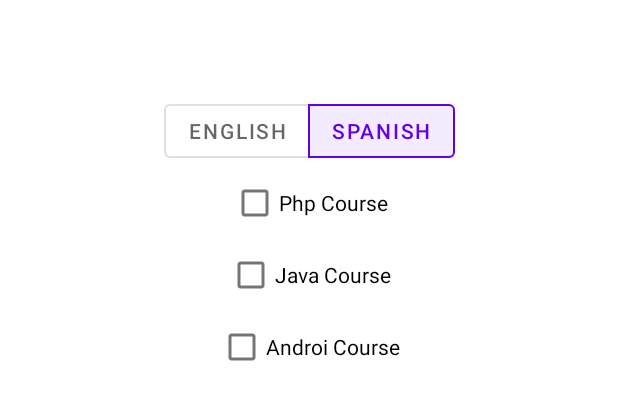
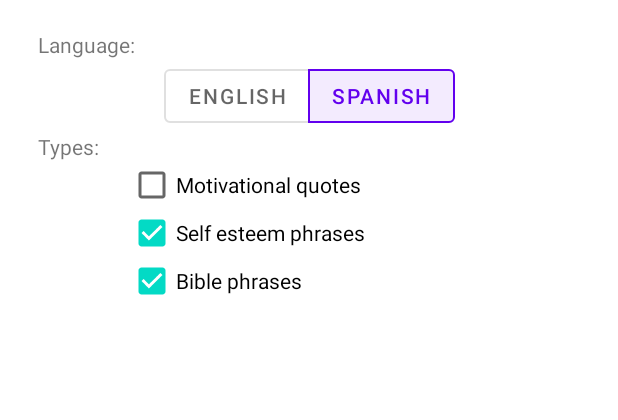
Before and after one commit to alvaro-mq/widget_motivational_phrases, an Android app: the screen it shows after launch (MainActivity), in the options menu, after a tap on "Settings", on a phone screen of 412 x 824 dp, the part 396-816 px from its top. Run offline under Robolectric (Android 15) with nearby library versions, the phone set to English and light mode, and no system bars; our stand-ins replace navigation-ui.

Commit message:
feat: add types to database and checkbox

```diff
--- a/app/src/main/java/com/alvaromq/widgetmotivationalphrases/MainActivity.java
+++ b/app/src/main/java/com/alvaromq/widgetmotivationalphrases/MainActivity.java
@@ -1,53 +1,54 @@
 package com.alvaromq.widgetmotivationalphrases;
 
 import android.annotation.SuppressLint;
-import android.content.ActivityNotFoundException;
 import android.content.Intent;
 import android.graphics.Bitmap;
-import android.graphics.Canvas;
-import android.graphics.Color;
-import android.graphics.drawable.Drawable;
 import android.net.Uri;
 import android.os.Bundle;
 
 import com.alvaromq.widgetmotivationalphrases.database.DbHelper;
-import com.alvaromq.widgetmotivationalphrases.Configuration;
+import com.alvaromq.widgetmotivationalphrases.database.Type;
 import com.google.android.material.button.MaterialButton;
 import com.google.android.material.button.MaterialButtonToggleGroup;
-import com.google.android.material.snackbar.Snackbar;
 import androidx.appcompat.app.AppCompatActivity;
 
 import android.os.Environment;
 import android.provider.MediaStore;
-import android.text.format.DateFormat;
+import android.text.TextUtils;
 import android.util.Log;
 import android.view.View;
 
-import androidx.core.content.FileProvider;
+import androidx.constraintlayout.widget.ConstraintLayout;
+import androidx.constraintlayout.widget.ConstraintSet;
 import androidx.navigation.ui.AppBarConfiguration;
 
 import com.alvaromq.widgetmotivationalphrases.databinding.ActivityMainBinding;
 
 import android.view.Menu;
 import android.view.MenuItem;
-import android.widget.Button;
+import android.widget.CheckBox;
 import android.widget.LinearLayout;
+import android.widget.LinearLayout.LayoutParams;
 import android.widget.TextView;
-import android.widget.Toast;
 
 import java.io.File;
-import java.io.FileDescriptor;
-import java.io.FileNotFoundException;
 import java.io.FileOutputStream;
-import java.io.IOException;
+import java.util.ArrayList;
+import java.util.Arrays;
 import java.util.Calendar;
-import java.util.Date;
+import java.util.HashSet;
+import java.util.Locale;
+import java.util.Set;
 
 public class MainActivity extends AppCompatActivity {
 
     private AppBarConfiguration appBarConfiguration;
     private ActivityMainBinding binding;
     private MaterialButtonToggleGroup buttonToggleGroup;
+    private TextView tvDescription;
+    private TextView tvAuthor;
+    private TextView tvNick;
+    private TextView tvAvatarNick;
 
     @SuppressLint("WrongThread")
     @Override
@@ -59,58 +60,38 @@ public class MainActivity extends AppCompatActivity {
 
         setSupportActionBar(binding.toolbar);
 
-
         DbHelper dbHelper = new DbHelper(MainActivity.this);
         Configuration configuration = dbHelper.getConfigurations();
         String language = configuration.getLanguage();
+        String[] typesKeys = configuration.getType().split(",");
 
         buttonToggleGroup = (MaterialButtonToggleGroup) findViewById(R.id.toggleButtonGroup);
         setCheckedButtonGroup(language);
 
+        LinearLayout layout = findViewById(R.id.groupCheckbox);
+        ArrayList<Type> types = dbHelper.getTypes();
+        for (Type type: types) {
+            Log.v("tag", type.getDescriptionEn());
+            CheckBox checkBox = makeCheckbox(type, typesKeys);
+            layout.addView(checkBox);
+        }
 
         Intent intent = getIntent();
-        String phrase = intent.getStringExtra("phrase");
-        String author = intent.getStringExtra("author");
-        String nick = intent.getStringExtra("nick");
-        String avatarNick = intent.getStringExtra("nickAvatar");
-        if (phrase != null) {
-            Log.v("tag", phrase);
-            TextView tvDescription = (TextView) findViewById(R.id.tvPhraseActivity);
-            tvDescription.setText(phrase);
-
-            TextView tvAuthor = (TextView) findViewById(R.id.tvAuthorActivity);
-            tvAuthor.setText(author);
-
-            TextView tvNick = (TextView) findViewById(R.id.tvNickActivity);
-            tvNick.setText(nick);
-
-            TextView tvAvatarNick = (TextView) findViewById(R.id.tvNickAvatarActivity);
-            tvAvatarNick.setText(avatarNick);
-
-            View view = getWindow().getDecorView().findViewById(R.id.llPhrase);
-
-            view.post(new Runnable() {
-                @Override
-                public void run() {
-                    takeScreenshot(view);
-                }
-            });
+        String action = intent.getAction();
+        Phrase phrase = makePhrase(intent);
+        Log.v("tag", action);
+        if (intent.getStringExtra("phrase") != null) {
+            setDefaultConfiguration(phrase);
+            if (WidgetProvider.ACTION_SHARE_MAIN_ACTIVITY.equals(action)) {
+                View view = getWindow().getDecorView().findViewById(R.id.llPhrase);
+                view.post(() -> takeScreenshot(view));
+            }
         }
 
         // ToogleButton for language
-        buttonToggleGroup.addOnButtonCheckedListener(new MaterialButtonToggleGroup.OnButtonCheckedListener() {
-            @Override
-            public void onButtonChecked(MaterialButtonToggleGroup group, int checkedId, boolean isChecked) {
-                if (isChecked) {
-                    if (checkedId == R.id.btnEnglish) {
-                        Log.v("tag", "EN");
-                        saveConfigurationLanguage("EN");
-                    }
-                    if (checkedId == R.id.btnSpanish) {
-                        Log.v("tag", "SP");
-                        saveConfigurationLanguage("SP");
-                    }
-                }
+        buttonToggleGroup.addOnButtonCheckedListener((group, checkedId, isChecked) -> {
+            if (isChecked) {
+                validateConfigurationLanguage(checkedId);
             }
         });
     }
@@ -159,6 +140,81 @@ public class MainActivity extends AppCompatActivity {
         db.updateConfiguration("LANGUAGE", language);
     }
 
+    private void saveConfigurationType(String type, boolean isChecked) {
+        DbHelper db = new DbHelper(MainActivity.this);
+        String types = db.getConfigurations().getType();
+        Log.v("tag", types);
+        String[] keys = types.split(",");
+        Set setKeys = new HashSet(Arrays.asList(keys));
+        if (isChecked == true) {
+            setKeys.add(type);
+        } else {
+            setKeys.remove(type);
+        }
+        String typeSave = TextUtils.join(",", setKeys.toArray());
+        Log.v("tag", typeSave);
+        db.updateConfiguration("TYPE", typeSave);
+    }
+
+    private void setDefaultConfiguration(Phrase phrase) {
+        tvDescription = (TextView) findViewById(R.id.tvPhraseActivity);
+        tvDescription.setText(phrase.getDescription());
+
+        tvAuthor = (TextView) findViewById(R.id.tvAuthorActivity);
+        tvAuthor.setText(phrase.getAuthor());
+
+        tvNick = (TextView) findViewById(R.id.tvNickActivity);
+        tvNick.setText(Utils.generateNick(phrase.getAuthor()));
+
+        tvAvatarNick = (TextView) findViewById(R.id.tvNickAvatarActivity);
+        tvAvatarNick.setText(Utils.generateNickAvatar(phrase.getAuthor()));
+    }
+
+    private void validateConfigurationLanguage(int checkedId) {
+        if (checkedId == R.id.btnEnglish) {
+            Log.v("tag", "EN");
+            saveConfigurationLanguage("EN");
+        }
+        if (checkedId == R.id.btnSpanish) {
+            Log.v("tag", "SP");
+            saveConfigurationLanguage("SP");
+        }
+    }
+
+    private Phrase makePhrase(Intent intent) {
+        Phrase phrase = new Phrase();
+        phrase.setDescription(intent.getStringExtra("phrase"));
+        phrase.setAuthor(intent.getStringExtra("author"));
+        return phrase;
+    }
+
+    private CheckBox makeCheckbox(Type type, String[] typesKeys) {
+        CheckBox checkBox = new CheckBox(this);
+        Locale current = getResources().getConfiguration().locale;
+        String language = current.getLanguage();
+        Log.v("tag1", current.getLanguage());
+        Log.v("tag1", type.getDescriptionSp());
+        Log.v("tagy", String.valueOf(language.equals("es")));
+        String description = language.equals("es") ? type.getDescriptionSp() : type.getDescriptionEn();
+        Log.v("tagx", description);
+        checkBox.setText(description);
+        checkBox.setPadding(0,0,0,0);
+        boolean isChecked = Arrays.asList(typesKeys).indexOf(String.valueOf(type.getId())) >= 0;
+        checkBox.setChecked(isChecked);
+        /*if (Arrays.asList(typesKeys).indexOf(String.valueOf(type.getId())) >= 0) {
+            checkBox.setChecked(true);
+        } else {
+            checkBox.setChecked(false);
+        }*/
+        checkBox.setId(View.generateViewId());
+        checkBox.setTag(type.getId());
+        checkBox.setOnClickListener(view -> {
+            boolean checked = ((CheckBox) view).isChecked();
+            saveConfigurationType(String.valueOf(view.getTag()), checked);
+        });
+        return checkBox;
+    }
+
     @Override
     public boolean onCreateOptionsMenu(Menu menu) {
         // Inflate the menu; this adds items to the action bar if it is present.
--- a/app/src/main/java/com/alvaromq/widgetmotivationalphrases/database/DbHelper.java
+++ b/app/src/main/java/com/alvaromq/widgetmotivationalphrases/database/DbHelper.java
@@ -17,6 +17,7 @@ import com.alvaromq.widgetmotivationalphrases.Configuration;
 import com.alvaromq.widgetmotivationalphrases.R;
 
 import java.io.IOException;
+import java.util.ArrayList;
 import java.util.logging.Logger;
 
 public class DbHelper extends SQLiteOpenHelper {
@@ -25,6 +26,7 @@ public class DbHelper extends SQLiteOpenHelper {
     private static final String DATABASE_NAME = "db_mp2.db";
     private static final String TABLE_PHRASES = "phrases";
     private static final String TABLE_CONFIGURATIONS = "configurations";
+    private static final String TABLE_TYPES = "types";
     private final Context fContext;
 
     public DbHelper(@Nullable Context context) {
@@ -38,10 +40,14 @@ public class DbHelper extends SQLiteOpenHelper {
             Log.v("tag", "init create table configurations");
             sqLiteDatabase.execSQL("CREATE TABLE " + TABLE_CONFIGURATIONS + "(LANGUAGE TEXT NOT NULL, TYPE TEXT NOT NULL)");
 
+            Log.v("tag", "init create table types");
+            sqLiteDatabase.execSQL("CREATE TABLE " + TABLE_TYPES + "(ID INTEGER PRIMARY KEY AUTOINCREMENT, DESCRIPTION_SP TEXT NOT NULL, DESCRIPTION_EN TEXT NOT NULL)");
+
             Log.v("tag", "init create table phrases");
             sqLiteDatabase.execSQL("CREATE TABLE " + TABLE_PHRASES + "(ID INTEGER PRIMARY KEY AUTOINCREMENT, DESCRIPTION_SP TEXT NOT NULL, DESCRIPTION_EN TEXT NOT NULL, AUTHOR TEXT NOT NULL)");
 
             Log.v("tag", "init insert data");
+            seedsTypes(sqLiteDatabase);
             seedsConfigurations(sqLiteDatabase);
             seedsPhrases(sqLiteDatabase);
             Log.v("tag", "finish insert data");
@@ -64,7 +70,7 @@ public class DbHelper extends SQLiteOpenHelper {
     public void seedsConfigurations(SQLiteDatabase sqLiteDatabase) {
         ContentValues values = new ContentValues();
         values.put("LANGUAGE", "SP");
-        values.put("TYPE", "DEFAULT");
+        values.put("TYPE", "1");
         sqLiteDatabase.insert(TABLE_CONFIGURATIONS, null, values);
     }
 
@@ -79,6 +85,20 @@ public class DbHelper extends SQLiteOpenHelper {
             values.put("DESCRIPTION_SP", parts[1]);
             values.put("AUTHOR", parts[2]);
             sqLiteDatabase.insert(TABLE_PHRASES, null, values);
+        }
+    }
+
+    public void seedsTypes(SQLiteDatabase sqLiteDatabase) {
+        ContentValues values = new ContentValues();
+        Resources res = fContext.getResources();
+
+        String[] types = res.getStringArray(R.array.types_array);
+        for (String type: types) {
+            String[] parts = type.split("\\|");
+            values.put("ID", parts[0]);
+            values.put("DESCRIPTION_EN", parts[1]);
+            values.put("DESCRIPTION_SP", parts[2]);
+            sqLiteDatabase.insert(TABLE_TYPES, null, values);
         }
     }
 
@@ -121,4 +141,19 @@ public class DbHelper extends SQLiteOpenHelper {
         db.execSQL("UPDATE " + TABLE_CONFIGURATIONS + " SET " + column + " = '" + value +"'");
         return true;
     }
+
+    @SuppressLint("Range")
+    public ArrayList<Type> getTypes() {
+        ArrayList<Type> types = new ArrayList<Type>();
+        SQLiteDatabase db = this.getReadableDatabase();
+        Cursor cursor = db.rawQuery("SELECT ID, DESCRIPTION_EN, DESCRIPTION_SP FROM " + TABLE_TYPES, null);
+        while(cursor.moveToNext()) {
+            Type type = new Type();
+            type.setId(cursor.getInt(cursor.getColumnIndex("ID")));
+            type.setDescriptionEn(cursor.getString(cursor.getColumnIndex("DESCRIPTION_EN")));
+            type.setDescriptionSp(cursor.getString(cursor.getColumnIndex("DESCRIPTION_SP")));
+            types.add(type);
+        }
+        return types;
+    }
 }
--- /dev/null
+++ b/app/src/main/java/com/alvaromq/widgetmotivationalphrases/database/Type.java
@@ -0,0 +1,37 @@
+package com.alvaromq.widgetmotivationalphrases.database;
+
+public class Type {
+    public String getDescriptionEn() {
+        return descriptionEn;
+    }
+
+    public void setDescriptionEn(String descriptionEn) {
+        this.descriptionEn = descriptionEn;
+    }
+
+    private String descriptionEn;
+
+    public String getDescriptionSp() {
+        return descriptionSp;
+    }
+
+    public void setDescriptionSp(String descriptionSp) {
+        this.descriptionSp = descriptionSp;
+    }
+
+    private String descriptionSp;
+
+    public int getId() {
+        return id;
+    }
+
+    public void setId(int id) {
+        this.id = id;
+    }
+
+    private int id;
+
+    public Type() {
+
+    }
+}
--- a/app/src/main/res/layout/content_main.xml
+++ b/app/src/main/res/layout/content_main.xml
@@ -2,6 +2,7 @@
 <androidx.constraintlayout.widget.ConstraintLayout xmlns:android="http://schemas.android.com/apk/res/android"
     xmlns:app="http://schemas.android.com/apk/res-auto"
     xmlns:tools="http://schemas.android.com/tools"
+    android:id="@+id/contentMain"
     android:layout_width="match_parent"
     android:layout_height="match_parent"
     tools:context=".MainActivity">
@@ -102,14 +103,24 @@
 
     </LinearLayout>
 
+    <TextView
+        android:id="@+id/tvLanguage"
+        android:layout_width="match_parent"
+        android:layout_height="wrap_content"
+        android:text="@string/language"
+        android:layout_marginTop="20dp"
+        android:paddingLeft="25dp"
+        app:layout_constraintTop_toBottomOf="@+id/llPhrase"
+        tools:ignore="MissingConstraints" />
+
     <com.google.android.material.button.MaterialButtonToggleGroup
         android:id="@+id/toggleButtonGroup"
         android:layout_width="wrap_content"
         android:layout_height="wrap_content"
-        android:layout_marginTop="263dp"
+        android:layout_marginTop="20dp"
         app:layout_constraintEnd_toEndOf="parent"
         app:layout_constraintStart_toStartOf="parent"
-        app:layout_constraintTop_toTopOf="@+id/llPhrase"
+        app:layout_constraintTop_toTopOf="@+id/tvLanguage"
         app:singleSelection="true">
 
         <Button
@@ -128,35 +139,24 @@
 
     </com.google.android.material.button.MaterialButtonToggleGroup>
 
-    <CheckBox
-        android:id="@+id/checkBox1"
-        android:layout_width="wrap_content"
+    <TextView
+        android:id="@+id/tvType"
+        android:layout_width="match_parent"
         android:layout_height="wrap_content"
-        android:text="Androi Course"
-        app:layout_constraintEnd_toEndOf="parent"
-        app:layout_constraintStart_toStartOf="parent"
-        app:layout_constraintTop_toBottomOf="@+id/checkBox2"
-        tools:ignore="MissingConstraints" />
-
-    <CheckBox
-        android:id="@+id/checkBox2"
-        android:layout_width="wrap_content"
-        android:layout_height="wrap_content"
-        android:text="Java Course"
-        app:layout_constraintEnd_toEndOf="parent"
-        app:layout_constraintStart_toStartOf="parent"
-        app:layout_constraintTop_toBottomOf="@+id/checkBox3"
-        tools:ignore="MissingConstraints" />
-
-    <CheckBox
-        android:id="@+id/checkBox3"
-        android:layout_width="wrap_content"
-        android:layout_height="wrap_content"
-        android:layout_below="@id/checkBox2"
-        android:text="Php Course"
-        app:layout_constraintEnd_toEndOf="parent"
-        app:layout_constraintStart_toStartOf="parent"
+        android:text="@string/types"
+        android:paddingLeft="25dp"
         app:layout_constraintTop_toBottomOf="@+id/toggleButtonGroup"
         tools:ignore="MissingConstraints" />
 
+    <LinearLayout
+        android:id="@+id/groupCheckbox"
+        android:layout_width="wrap_content"
+        android:layout_height="wrap_content"
+        android:orientation="vertical"
+        tools:ignore="MissingConstraints"
+        android:layout_marginStart="85dp"
+        app:layout_constraintStart_toStartOf="parent"
+        app:layout_constraintTop_toBottomOf="@+id/tvType">
+
+    </LinearLayout>
 </androidx.constraintlayout.widget.ConstraintLayout>
--- a/app/src/main/res/layout/widget_provider.xml
+++ b/app/src/main/res/layout/widget_provider.xml
@@ -16,7 +16,7 @@
         >
         <FrameLayout
             android:layout_weight="20"
-            android:id="@+id/speaker_avatar_container"
+            android:id="@+id/avatarContainer"
             android:layout_width="0dp"
             android:layout_height="60dp"
             android:layout_gravity="center_vertical">
@@ -38,7 +38,7 @@
             android:layout_weight="80"
             android:weightSum="100">
             <TextView
-                android:id="@+id/tvPhrase"
+                android:id="@+id/tvAuthor"
                 android:layout_width="match_parent"
                 android:layout_height="0dp"
                 android:layout_weight="60"
@@ -70,7 +70,7 @@
         android:orientation="horizontal"
         android:layout_weight="60">
         <TextView
-            android:id="@+id/appwidget_text"
+            android:id="@+id/tvDescription"
             android:layout_width="match_parent"
             android:layout_height="match_parent"
             android:fontFamily="@font/bad_script"
--- a/app/src/main/res/values/strings.xml
+++ b/app/src/main/res/values/strings.xml
@@ -15,4 +15,9 @@
     <string name="phrase">Motivational Phrase</string>
     <string name="english">English</string>
     <string name="spanish">Spanish</string>
+    <string name="language">Language:</string>
+    <string name="types">Types:</string>
+    <string name="motivational_phrases">Motivational quotes</string>
+    <string name="self_phrases">Self esteem phrases</string>
+    <string name="bible_phrases">Bible phrases</string>
 </resources>
--- /dev/null
+++ b/app/src/main/res/values/types_array.xml
@@ -0,0 +1,8 @@
+<?xml version="1.0" encoding="utf-8"?>
+<resources>
+    <string-array name="types_array">
+        <item>1|Motivational quotes|Frases motivacionales</item>
+        <item>2|Self esteem phrases|Frases de autoestima</item>
+        <item>3|Bible phrases|Frases biblicas</item>
+    </string-array>
+</resources>
```
Also changed, not shown: app/src/main/java/com/alvaromq/widgetmotivationalphrases/WidgetProvider.java (+32 -27 lines), 1 other file.
